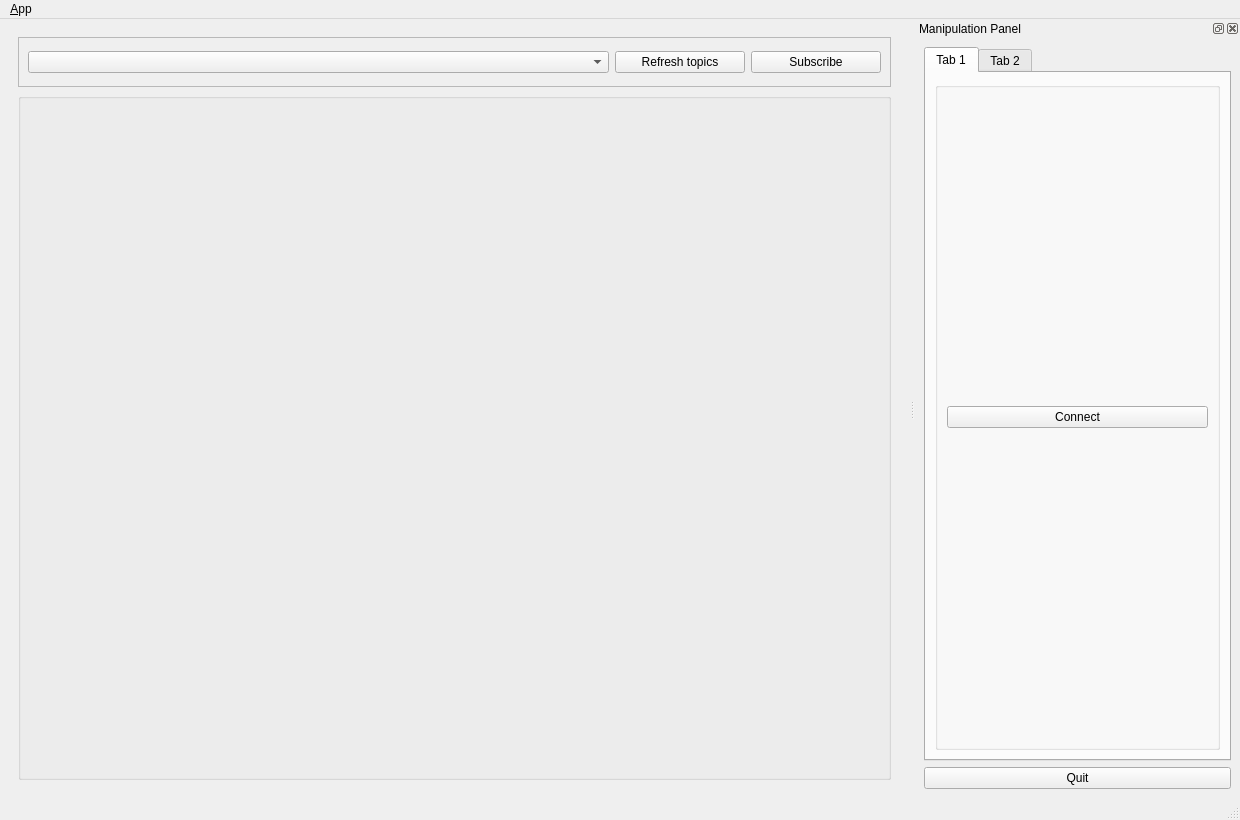
sindreraknes/qt_master, file ui/main_window.ui: the form before one commit.
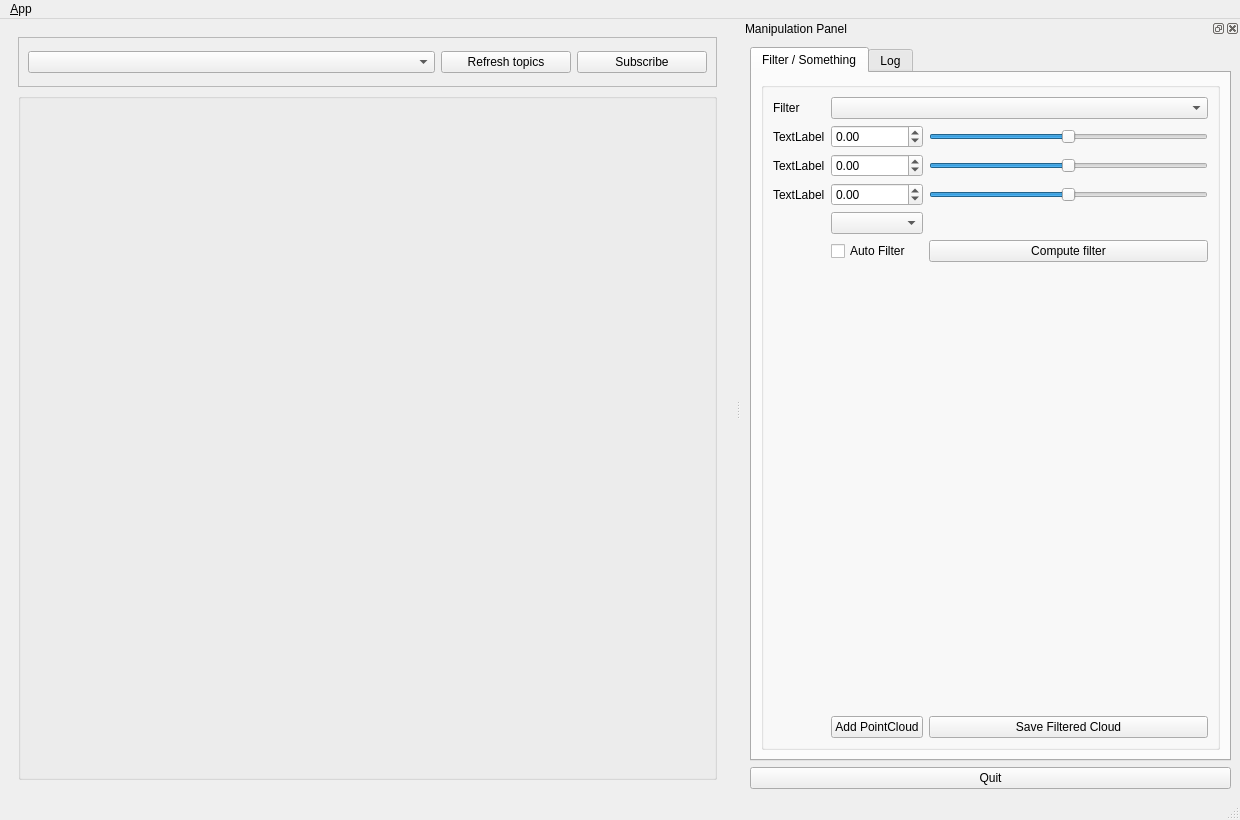
The form after the commit. Icons and pictures are not drawn.

Commit message: Added one filter

Patch:
```diff
--- a/ui/main_window.ui
+++ b/ui/main_window.ui
@@ -132,8 +132,8 @@
    </property>
    <property name="minimumSize">
     <size>
-     <width>325</width>
-     <height>395</height>
+     <width>499</width>
+     <height>401</height>
     </size>
    </property>
    <property name="allowedAreas">
@@ -154,7 +154,7 @@
        </property>
        <widget class="QWidget" name="tab_3">
         <attribute name="title">
-         <string>Tab 1</string>
+         <string>Filter / Something</string>
         </attribute>
         <layout class="QVBoxLayout" name="verticalLayout_3">
          <item>
@@ -163,25 +163,150 @@
             <string/>
            </property>
            <layout class="QGridLayout" name="gridLayout">
+            <item row="0" column="1" colspan="2">
+             <widget class="QComboBox" name="filter_box"/>
+            </item>
+            <item row="8" column="1">
+             <spacer name="verticalSpacer">
+              <property name="orientation">
+               <enum>Qt::Vertical</enum>
+              </property>
+              <property name="sizeHint" stdset="0">
+               <size>
+                <width>20</width>
+                <height>40</height>
+               </size>
+              </property>
+             </spacer>
+            </item>
+            <item row="2" column="0">
+             <widget class="QLabel" name="label_f_1">
+              <property name="text">
+               <string>TextLabel</string>
+              </property>
+             </widget>
+            </item>
+            <item row="5" column="1">
+             <widget class="QComboBox" name="filter_XYZ"/>
+            </item>
+            <item row="6" column="2">
+             <widget class="QPushButton" name="button_filter">
+              <property name="text">
+               <string>Compute filter</string>
+              </property>
+             </widget>
+            </item>
+            <item row="4" column="2">
+             <widget class="QSlider" name="slider_3">
+              <property name="minimum">
+               <number>-50</number>
+              </property>
+              <property name="maximum">
+               <number>50</number>
+              </property>
+              <property name="orientation">
+               <enum>Qt::Horizontal</enum>
+              </property>
+             </widget>
+            </item>
+            <item row="2" column="1">
+             <widget class="QDoubleSpinBox" name="spinBox_1">
+              <property name="minimum">
+               <double>-99.000000000000000</double>
+              </property>
+              <property name="maximum">
+               <double>99.000000000000000</double>
+              </property>
+              <property name="singleStep">
+               <double>0.100000000000000</double>
+              </property>
+             </widget>
+            </item>
+            <item row="4" column="0">
+             <widget class="QLabel" name="label_f_3">
+              <property name="text">
+               <string>TextLabel</string>
+              </property>
+             </widget>
+            </item>
+            <item row="6" column="1">
+             <widget class="QCheckBox" name="auto_check">
+              <property name="text">
+               <string>Auto Filter</string>
+              </property>
+             </widget>
+            </item>
+            <item row="2" column="2">
+             <widget class="QSlider" name="slider_1">
+              <property name="minimum">
+               <number>-50</number>
+              </property>
+              <property name="maximum">
+               <number>50</number>
+              </property>
+              <property name="orientation">
+               <enum>Qt::Horizontal</enum>
+              </property>
+             </widget>
+            </item>
+            <item row="3" column="0">
+             <widget class="QLabel" name="label_f_2">
+              <property name="text">
+               <string>TextLabel</string>
+              </property>
+             </widget>
+            </item>
             <item row="0" column="0">
-             <widget class="QPushButton" name="button_connect">
-              <property name="enabled">
-               <bool>true</bool>
+             <widget class="QLabel" name="label">
+              <property name="text">
+               <string>Filter</string>
               </property>
-              <property name="sizePolicy">
-               <sizepolicy hsizetype="MinimumExpanding" vsizetype="Fixed">
-                <horstretch>0</horstretch>
-                <verstretch>0</verstretch>
-               </sizepolicy>
+             </widget>
+            </item>
+            <item row="3" column="1">
+             <widget class="QDoubleSpinBox" name="spinBox_2">
+              <property name="minimum">
+               <double>-99.000000000000000</double>
               </property>
               <property name="toolTip">
                <string>Set the target to the current joint trajectory state.</string>
               </property>
-              <property name="statusTip">
-               <string>Clear all waypoints and set the target to the current joint trajectory state.</string>
+             </widget>
+            </item>
+            <item row="4" column="1">
+             <widget class="QDoubleSpinBox" name="spinBox_3">
+              <property name="minimum">
+               <double>-99.000000000000000</double>
               </property>
+              <property name="singleStep">
+               <double>0.100000000000000</double>
+              </property>
+             </widget>
+            </item>
+            <item row="3" column="2">
+             <widget class="QSlider" name="slider_2">
+              <property name="minimum">
+               <number>-50</number>
+              </property>
+              <property name="maximum">
+               <number>50</number>
+              </property>
+              <property name="orientation">
+               <enum>Qt::Horizontal</enum>
+              </property>
+             </widget>
+            </item>
+            <item row="9" column="2">
+             <widget class="QPushButton" name="pushButton">
               <property name="text">
-               <string>Connect</string>
+               <string>Save Filtered Cloud</string>
+              </property>
+             </widget>
+            </item>
+            <item row="9" column="1">
+             <widget class="QPushButton" name="button_add_cloud">
+              <property name="text">
+               <string>Add PointCloud</string>
               </property>
              </widget>
             </item>
@@ -194,7 +319,7 @@
        </widget>
        <widget class="QWidget" name="tab_4">
         <attribute name="title">
-         <string>Tab 2</string>
+         <string>Log</string>
         </attribute>
         <layout class="QVBoxLayout" name="verticalLayout_4">
          <item>
```
Left out of the diff: 15 changed lines with no effect on the pictures. The commit also changes 4 other files.
